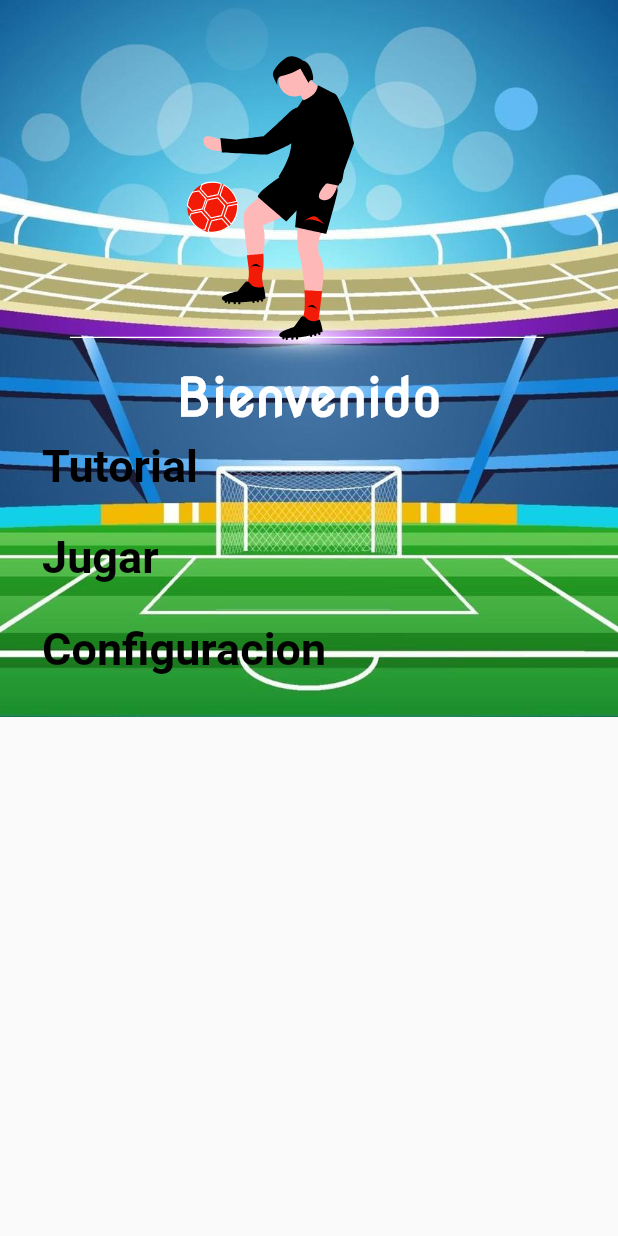
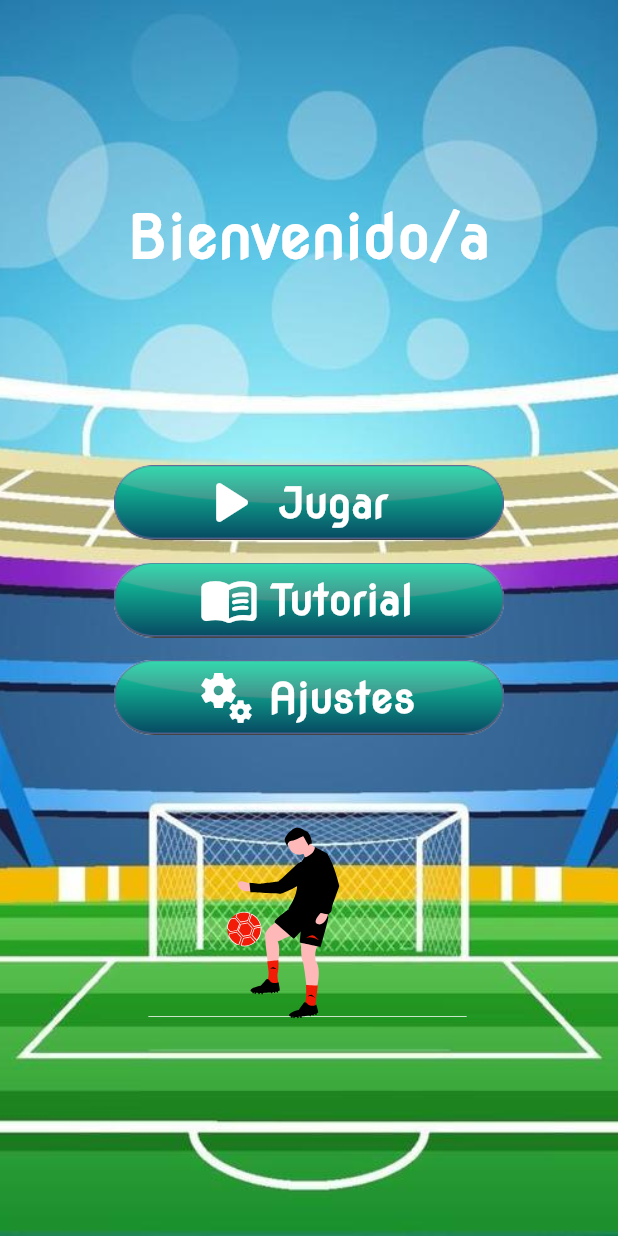
Before and after one commit to valdeortiz/masterGoal, a Flutter app: the MenuPrincipal screen opened by its route, on a phone screen of 412 x 824 dp. Run offline on Flutter 3.47's test engine with Material 2 defaults, Android fonts, the phone set to English and light mode, and no system bars; our stand-ins replace lottie.

Commit message:
Rework: menu_screen.dart
Desing del menu

```diff
--- a/lib/main.dart
+++ b/lib/main.dart
@@ -20,7 +20,7 @@ class MyApp extends StatelessWidget {
       routes: {
         Login.loginPath: (context) => const Login(),
         SignIn.singInPath: (context) => SignIn(),
-        MenuPrincipal.menuPath: (context) => const MenuPrincipal(""),
+        MenuPrincipal.menuPath: (context) => MenuPrincipal(""),
         TutorialScreen.tutorialScreenPath: (context) => const TutorialScreen(),
         PlayScreen.playScreenPath: (context) => const PlayScreen(),
       },
--- a/lib/menu/pages/menu_screen.dart
+++ b/lib/menu/pages/menu_screen.dart
@@ -4,91 +4,148 @@ import 'package:mastergoal/play/screens/play_screen.dart';
 import 'package:mastergoal/tutorial/pages/tutorial_screen.dart';
 
 class MenuPrincipal extends StatelessWidget {
-  const MenuPrincipal(this.userName, {Key? key}) : super(key: key);
+  MenuPrincipal(this.userName, {Key? key}) : super(key: key);
   static const String menuPath = '/menu';
   final String userName;
-  final TextStyle _style = const TextStyle(
-      fontWeight: FontWeight.bold, color: Colors.black, fontSize: 30.0);
+
   @override
   Widget build(BuildContext context) {
-    return Scaffold(
+    return SafeArea(
+        child: Scaffold(
             body: Container(
-        width: MediaQuery.of(context).size.width,
+      //width: MediaQuery.of(context).size.width,
+
+      //Background de la pantalla
       decoration: const BoxDecoration(
         image: DecorationImage(
           image: AssetImage("assets/stadium3.jpg"),
           fit: BoxFit.cover,
         ),
       ),
-        child: Padding(
-          padding: const EdgeInsets.all(20.0),
-          child: SingleChildScrollView(
+      child: Center(
         child: Column(
           mainAxisAlignment: MainAxisAlignment.center,
-              crossAxisAlignment: CrossAxisAlignment.start,
-              children: [
-                Lottie.asset('assets/lottie/soccer-player.json'),
-                Center(
-                  child: RichText(
-                    textAlign: TextAlign.center,
+          children: <Widget>[
+            // Titulo de Bienvenida
+            RichText(
               text: TextSpan(
+                  text: "Bienvenido/a \n",
+                  style: const TextStyle(
+                      fontFamily: 'NovaRound',
+                      fontSize: 40,
+                      fontWeight: FontWeight.bold),
                   children: [
                     TextSpan(
-                            text: "Bienvenido $userName",
+                        text: userName,
                         style: const TextStyle(
+                            color: Color.fromARGB(255, 15, 63, 85),
+                            fontFamily: 'Oswald')),
+                  ]),
+              textAlign: TextAlign.center,
+            ),
+            const SizedBox(
+              height: 80,
+            ),
+
+            //Button Jugar
+            Container(
+              decoration: decorationContainer,
+              width: 260,
+              height: 50,
+              child: ElevatedButton.icon(
+                style: styleElevatedButton,
+                icon: const Icon(
+                  Icons.play_arrow_rounded,
+                  size: 50,
+                ),
+                label: const Text(
+                  "Jugar  ",
+                  style: TextStyle(
+                      fontFamily: 'NovaRound',
+                      fontSize: 28,
                       fontWeight: FontWeight.bold,
-                              fontSize: 35,
-                              fontFamily: 'NovaRound',
-                            )),
-                        TextSpan(
-                          text: " $userName",
-                          style: TextStyle(
-                            fontWeight: FontWeight.bold,
-                            color: Colors.green[200],
-                            fontSize: 30,
+                      color: Colors.white),
+                ),
+                onPressed: () {
+                  Navigator.of(context).pushNamed(PlayScreen.playScreenPath);
+                },
               ),
             ),
+            const SizedBox(
+              height: 15,
+            ),
+
+            //Button Tutorial
+            Container(
+              decoration: decorationContainer,
+              width: 260,
+              height: 50,
+              child: ElevatedButton.icon(
+                style: styleElevatedButton,
+                icon: const Icon(
+                  Icons.menu_book_rounded,
+                  size: 40,
+                ),
+                label: const Text(
+                  "Tutorial",
+                  style: TextStyle(
+                      fontFamily: 'NovaRound',
+                      fontSize: 28,
+                      fontWeight: FontWeight.bold,
+                      color: Colors.white),
+                ),
+                onPressed: () {
+                  Navigator.of(context)
+                      .pushNamed(TutorialScreen.tutorialScreenPath);
+                },
+              ),
+            ),
+            const SizedBox(
+              height: 15,
+            ),
+
+            //Button Ajustes
+            Container(
+              decoration: decorationContainer,
+              width: 260,
+              height: 50,
+              child: ElevatedButton.icon(
+                style: styleElevatedButton,
+                icon: const Icon(
+                  Icons.miscellaneous_services_rounded,
+                  size: 40,
+                ),
+                label: const Text(
+                  "Ajustes",
+                  style: TextStyle(
+                      fontFamily: 'NovaRound',
+                      fontSize: 28,
+                      fontWeight: FontWeight.bold,
+                      color: Colors.white),
+                ),
+                onPressed: () {},
+              ),
+            ),
+            const SizedBox(
+              height: 50,
+            ),
+
+            //Gif
+            Lottie.asset('assets/lottie/soccer-player.json', width: 250),
           ],
         ),
       ),
-                ),
-                TextButton(
-                  onPressed: () {
-                    Navigator.pushNamed(
-                        context, TutorialScreen.tutorialScreenPath);
-                  },
-                  child: Text(
-                    "Tutorial",
-                    style: _style,
-                  ),
-                ),
-                const SizedBox(
-                  height: 10,
-                ),
-                TextButton(
-                  onPressed: () {
-                    Navigator.of(context).pushNamed(PlayScreen.playScreenPath);
-                  },
-                  child: Text(
-                    "Jugar",
-                    style: _style,
-                  ),
-                ),
-                const SizedBox(
-                  height: 10,
-                ),
-                TextButton(
-                  onPressed: () {},
-                  child: Text(
-                    "Configuracion",
-                    style: _style,
-                  ),
-                ),
-              ],
-            ),
-          ),
-        ),
-      ),
-    );
+    )));
   }
+
+  //Style para los Buttons
+  final styleElevatedButton = ElevatedButton.styleFrom(
+      backgroundColor: Colors.transparent,
+      shadowColor: Colors.transparent,
+      shape: RoundedRectangleBorder(borderRadius: BorderRadius.circular(25)));
+
+  //BoxDecoration para el decoration de los Container
+  final BoxDecoration decorationContainer = const BoxDecoration(
+      image: DecorationImage(
+          image: AssetImage("assets/button.png"), fit: BoxFit.fill));
 }
```
Also changed, not shown: pubspec.yaml (+3 -7 lines), assets/button.png (added), assets/fonts/Oswald-Regular.ttf (added). Lines whose indentation alone changed are shown as unchanged.
